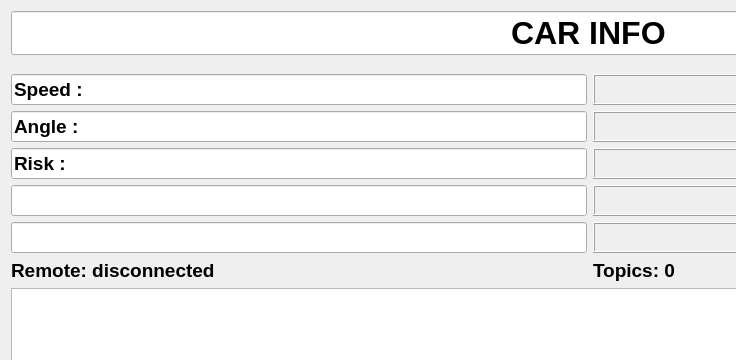
Before: the Qt Designer form sim_ws/src/arcus_gui/ui/ui/CarInfo.ui in robotique-udes/arcus-simulation, drawn with Qt 5; both pictures show x 0 to 736 and y 0 to 360 of the 1179 by 856 pixel window.
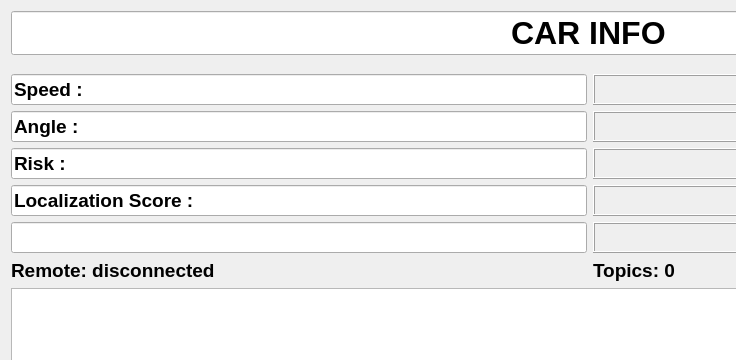
After: the same form once the commit is applied.

Commit message: Fix map saver and localization buttons, + added Localization score button

Diff of the .ui file:
```diff
--- a/sim_ws/src/arcus_gui/ui/ui/CarInfo.ui
+++ b/sim_ws/src/arcus_gui/ui/ui/CarInfo.ui
@@ -218,7 +218,7 @@
           </font>
          </property>
          <property name="text">
-          <string/>
+          <string>Localization Score :</string>
          </property>
         </widget>
        </item>
```
The commit also changes 4 other files.
